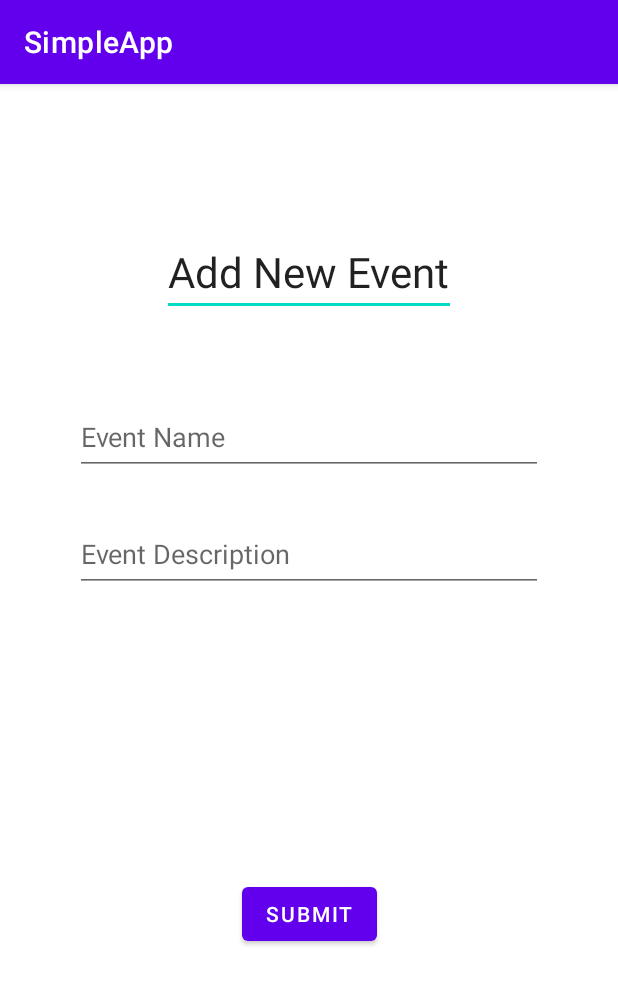
After one commit to nox237/mobileApps_Java, an Android app: the EventAddActivity screen opened directly, with no data from a screen before it, on a phone screen of 412 x 824 dp. The commit adds this screen. Shown: the top 984 px of the screen. Run offline under Robolectric (Android 15) with nearby library versions, the phone set to English and light mode, and no system bars; our stand-ins replace Firebase (no records; nobody signed in at launch, a user with empty details on screens opened directly).

Commit message:
Added create event feature

```diff
--- a/app/build.gradle
+++ b/app/build.gradle
@@ -35,6 +35,7 @@ dependencies {
     implementation 'com.google.android.material:material:1.2.1'
     implementation 'androidx.constraintlayout:constraintlayout:2.0.4'
     implementation 'com.google.firebase:firebase-auth:20.0.1'
+    implementation 'com.google.firebase:firebase-database:19.5.1'
     testImplementation 'junit:junit:4.+'
     androidTestImplementation 'androidx.test.ext:junit:1.1.2'
     androidTestImplementation 'androidx.test.espresso:espresso-core:3.3.0'
--- a/app/src/main/AndroidManifest.xml
+++ b/app/src/main/AndroidManifest.xml
@@ -1,7 +1,9 @@
 <?xml version="1.0" encoding="utf-8"?>
 <manifest xmlns:android="http://schemas.android.com/apk/res/android"
     package="com.example.simpleapp">
+
     <uses-permission android:name="android.permission.INTERNET" />
+
     <application
         android:allowBackup="true"
         android:icon="@mipmap/ic_launcher"
@@ -9,6 +11,7 @@
         android:roundIcon="@mipmap/ic_launcher_round"
         android:supportsRtl="true"
         android:theme="@style/Theme.SimpleApp">
+        <activity android:name=".event.EventAddActivity"></activity>
         <activity android:name=".HomeActivity" />
         <activity android:name=".RegisterActivity" />
         <activity android:name=".LoginActivity">
--- /dev/null
+++ b/app/src/main/java/com/example/simpleapp/event/EventAddActivity.java
@@ -0,0 +1,43 @@
+package com.example.simpleapp.event;
+
+import androidx.appcompat.app.AppCompatActivity;
+
+import android.os.Bundle;
+import android.view.View;
+import android.widget.Button;
+import android.widget.EditText;
+
+import com.example.simpleapp.R;
+import com.google.firebase.database.DatabaseReference;
+import com.google.firebase.database.FirebaseDatabase;
+
+import java.util.HashMap;
+import java.util.Map;
+import java.util.UUID;
+
+public class EventAddActivity extends AppCompatActivity {
+
+    FirebaseDatabase database = FirebaseDatabase.getInstance();
+
+    @Override
+    protected void onCreate(Bundle savedInstanceState) {
+        super.onCreate(savedInstanceState);
+        setContentView(R.layout.activity_event_add);
+
+        Button submit_button = findViewById(R.id.upload_event_button);
+
+        submit_button.setOnClickListener(new View.OnClickListener() {
+            @Override
+            public void onClick(View v) {
+                String title = ((EditText) findViewById(R.id.add_event_name)).getText().toString();
+                String description = ((EditText) findViewById(R.id.add_event_description)).getText().toString();
+                uploadData(title, description);
+            }
+        });
+    }
+
+    private void uploadData(String title, String description){
+        DatabaseReference eventRef = database.getReference("event").push();
+        eventRef.setValue(new Event(title, description));
+    }
+}
--- /dev/null
+++ b/app/src/main/res/layout/activity_event_add.xml
@@ -0,0 +1,56 @@
+<?xml version="1.0" encoding="utf-8"?>
+<androidx.constraintlayout.widget.ConstraintLayout xmlns:android="http://schemas.android.com/apk/res/android"
+    xmlns:app="http://schemas.android.com/apk/res-auto"
+    xmlns:tools="http://schemas.android.com/tools"
+    android:layout_width="match_parent"
+    android:layout_height="match_parent"
+    tools:context=".event.EventAddActivity">
+
+    <EditText
+        android:id="@+id/editText"
+        android:layout_width="wrap_content"
+        android:layout_height="wrap_content"
+        android:layout_marginTop="96dp"
+        android:text="@string/add_new_event"
+        android:textSize="28sp"
+        app:layout_constraintEnd_toEndOf="parent"
+        app:layout_constraintStart_toStartOf="parent"
+        app:layout_constraintTop_toTopOf="parent" />
+
+    <EditText
+        android:id="@+id/add_event_name"
+        android:layout_width="match_parent"
+        android:layout_height="50sp"
+        android:layout_marginLeft="50sp"
+        android:layout_marginTop="56dp"
+        android:layout_marginRight="50sp"
+        android:hint="@string/event_name"
+        app:layout_constraintEnd_toEndOf="parent"
+        app:layout_constraintHorizontal_bias="0.494"
+        app:layout_constraintStart_toStartOf="parent"
+        app:layout_constraintTop_toBottomOf="@+id/editText" />
+
+    <EditText
+        android:id="@+id/add_event_description"
+        android:layout_width="match_parent"
+        android:layout_height="50sp"
+        android:layout_marginLeft="50sp"
+        android:layout_marginTop="28dp"
+        android:layout_marginRight="50sp"
+        android:hint="@string/event_description"
+        app:layout_constraintEnd_toEndOf="parent"
+        app:layout_constraintHorizontal_bias="0.505"
+        app:layout_constraintStart_toStartOf="parent"
+        app:layout_constraintTop_toBottomOf="@+id/add_event_name" />
+
+    <Button
+        android:id="@+id/upload_event_button"
+        android:layout_width="wrap_content"
+        android:layout_height="wrap_content"
+        android:text="@string/submit"
+        app:layout_constraintBottom_toBottomOf="parent"
+        app:layout_constraintEnd_toEndOf="parent"
+        app:layout_constraintStart_toStartOf="parent"
+        app:layout_constraintTop_toBottomOf="@+id/add_event_description" />
+
+</androidx.constraintlayout.widget.ConstraintLayout>
--- a/app/src/main/res/values/strings.xml
+++ b/app/src/main/res/values/strings.xml
@@ -10,4 +10,8 @@
     <string name="have_an_account_login_here">Have an account? Login here</string>
     <string name="you_are_login">You are Login!</string>
     <string name="logout">Logout</string>
+    <string name="add_new_event">Add New Event</string>
+    <string name="event_name">Event Name</string>
+    <string name="event_description">Event Description</string>
+    <string name="submit">Submit</string>
 </resources>
```
Also changed, not shown: app/src/main/java/com/example/simpleapp/HomeActivity.java (+9 -0 lines), app/src/main/java/com/example/simpleapp/event/Event.java (added, +23 -0 lines), app/src/main/res/layout/activity_home.xml (+16 -2 lines).
